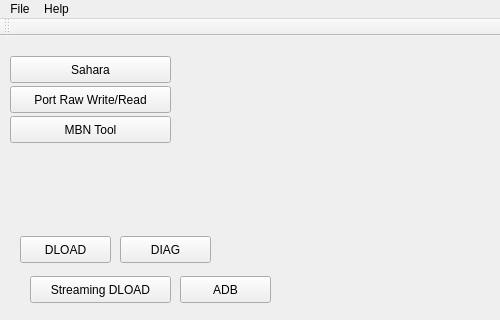
Before: the Qt Designer form resources/ui/main_window.ui in ghassani/openpst, drawn with Qt 5; both pictures show x 0 to 500 and y 0 to 320 of the 884 by 516 pixel window.
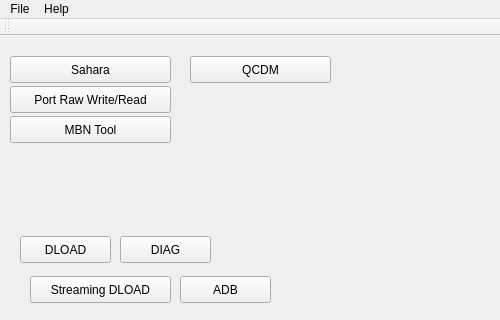
After: the same form once the commit is applied.

Patch:
```diff
--- a/resources/ui/main_window.ui
+++ b/resources/ui/main_window.ui
@@ -123,6 +123,19 @@
      <string>MBN Tool</string>
     </property>
    </widget>
+   <widget class="QPushButton" name="startQcdmButton">
+    <property name="geometry">
+     <rect>
+      <x>190</x>
+      <y>20</y>
+      <width>141</width>
+      <height>27</height>
+     </rect>
+    </property>
+    <property name="text">
+     <string>QCDM</string>
+    </property>
+   </widget>
   </widget>
   <widget class="QMenuBar" name="menuBar">
    <property name="geometry">
```
Left out of the diff: 2 changed lines with no effect on the pictures.
